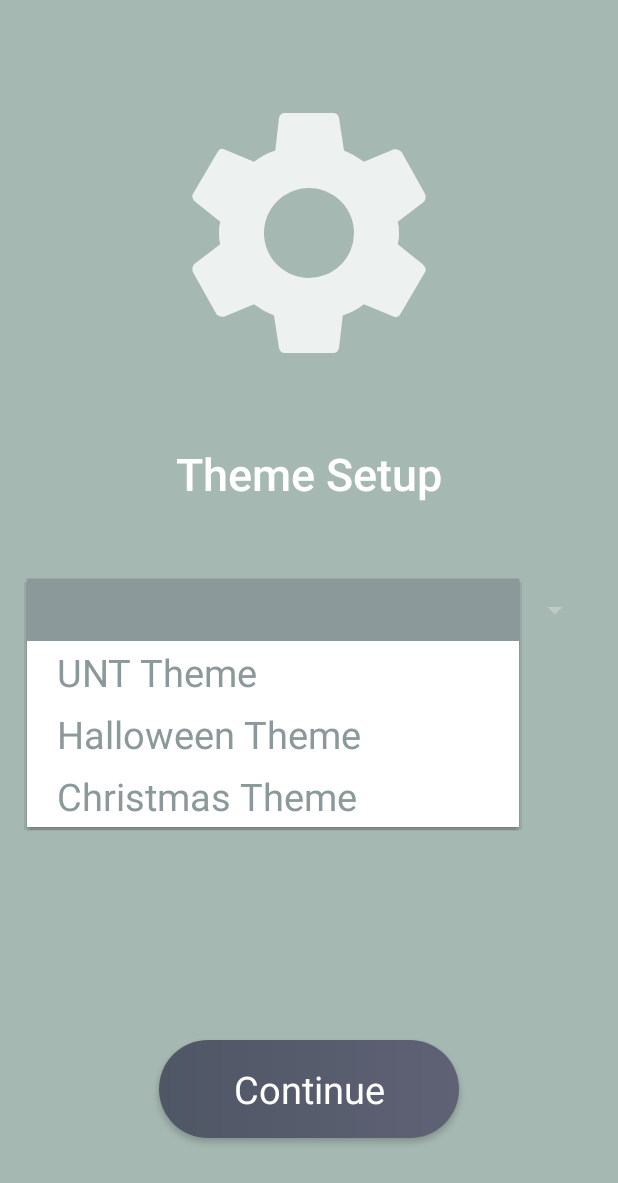
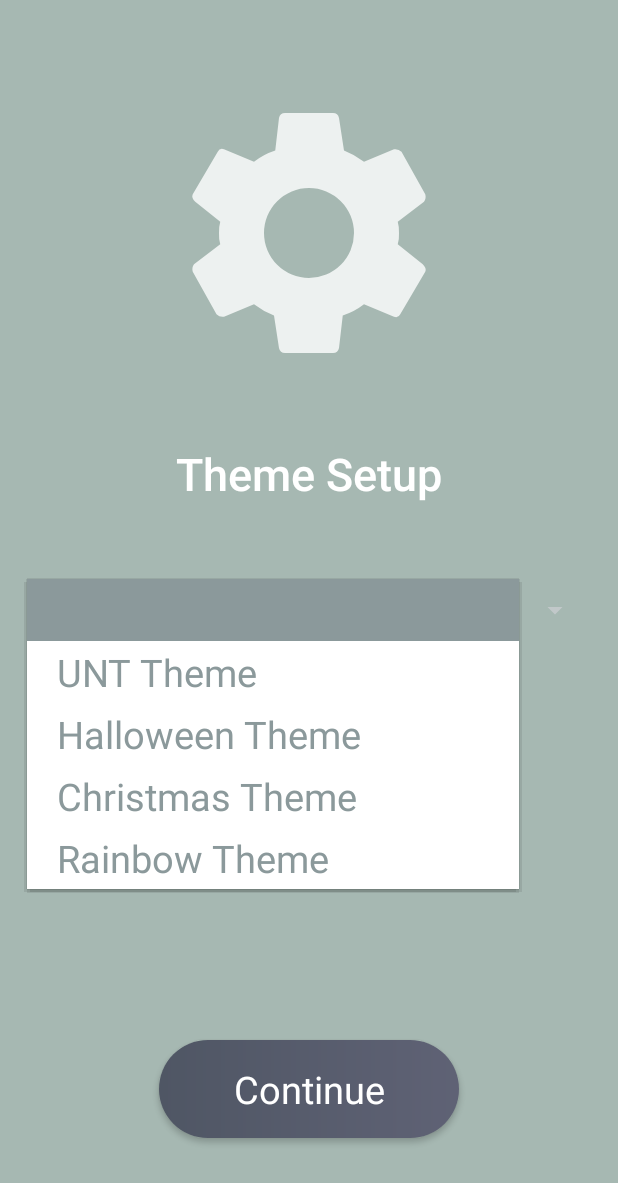
Before and after one commit to Matthew1091/3444-Project, an Android app: the ThemeActivity screen opened directly, with no data from a screen before it, after a tap on an icon or button, on a phone screen of 412 x 824 dp. Shown: the top 1183 px of the screen. Run offline under Robolectric (Android 15) with nearby library versions, the phone set to English and light mode, and no system bars.

Commit message:
added rainbow theme to customize page

```diff
--- a/Android Studio Projects/app/src/main/java/com/example/bulbbeats/ThemeUtil.java
+++ b/Android Studio Projects/app/src/main/java/com/example/bulbbeats/ThemeUtil.java
@@ -72,6 +72,21 @@ public class ThemeUtil {
         three_sat=100;
         allColors.add(new BulbColor(name, one_hue, one_on, one_bri, one_sat, two_hue, two_on, two_bri, two_sat, three_hue, three_on, three_bri, three_sat));
 
+        name = "Rainbow";
+        one_hue = 6006; //orange
+        one_on = "true";
+        one_bri= 254;
+        one_sat =100;
+        two_hue= 8008; //yellow
+        two_on= "false";
+        two_bri= 254;
+        two_sat=100;
+        three_hue= 4444;//another orange
+        three_on= "false";
+        three_bri= 254;
+        three_sat=100;
+        allColors.add(new BulbColor(name, one_hue, one_on, one_bri, one_sat, two_hue, two_on, two_bri, two_sat, three_hue, three_on, three_bri, three_sat));
+
 
         name = "Christmas";
         one_hue = 0; //red
```
Also changed, not shown: Android Studio Projects/app/src/main/java/com/example/bulbbeats/ThemeActivity.java (+22 -1 lines).
